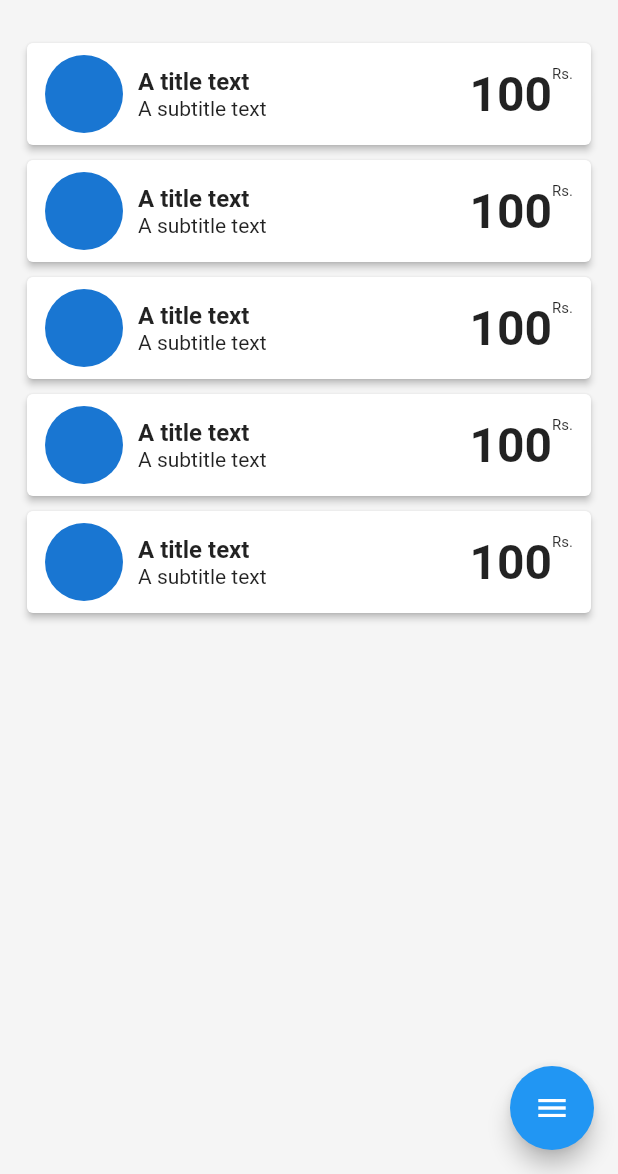
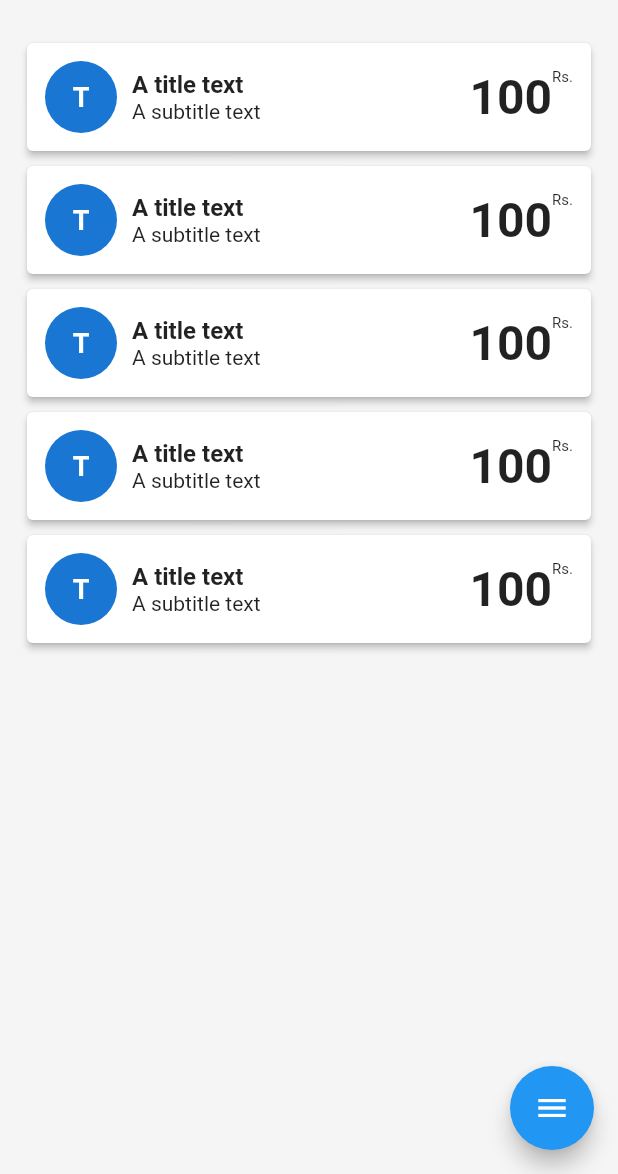
Before and after one commit to ankit7927/udhar, a Flutter app: the screen it shows after launch, on a phone screen of 412 x 824 dp, the part 62-1236 px from its top. Run offline on Flutter 3.47's test engine with Material 2 defaults, Android fonts, the phone set to English and light mode, and no system bars; drawn by our look-alikes of flutter_expandable_fab; Roboto replaces fonts that are missing (inter).

Commit message:
added text dp component for None image entry

```diff
--- a/lib/components/home_customer_card.dart
+++ b/lib/components/home_customer_card.dart
@@ -1,5 +1,6 @@
 import 'package:flutter/material.dart';
 import 'package:udhar/pages/customer.dart';
+import 'package:udhar/components/text_dp.dart';
 
 class HomeCustomerCard extends StatelessWidget {
   const HomeCustomerCard({super.key});
@@ -18,13 +19,11 @@ class HomeCustomerCard extends StatelessWidget {
         elevation: 2,
         margin: const EdgeInsets.only(bottom: 10.0),
         child: Container(
-          padding: const EdgeInsets.fromLTRB(12, 8, 12, 8),
+          padding: const EdgeInsets.fromLTRB(12, 12, 12, 12),
           child: const Row(
             crossAxisAlignment: CrossAxisAlignment.center,
             children: <Widget>[
-              CircleAvatar(
-                radius: 26.0,
-              ),
+              TextDP(text: "test", radius: 24, fontSize: 18),
               SizedBox(width: 10.0),
               Expanded(
                 child: Column(
@@ -41,15 +40,14 @@ class HomeCustomerCard extends StatelessWidget {
                   ],
                 ),
               ),
-              SizedBox(width: 10.0),
+              SizedBox(width: 24.0),
               Row(
                 crossAxisAlignment: CrossAxisAlignment.start,
                 children: [
                   Text(
                     "100",
-                    style: TextStyle(
-                        fontSize: 32.0,
-                        fontWeight: FontWeight.bold),
+                    style:
+                        TextStyle(fontSize: 32.0, fontWeight: FontWeight.bold),
                   ),
                   Text(
                     "Rs.",
--- /dev/null
+++ b/lib/components/text_dp.dart
@@ -0,0 +1,23 @@
+import 'package:flutter/material.dart';
+
+class TextDP extends StatelessWidget {
+  const TextDP(
+      {super.key,
+      required this.text,
+      required this.radius,
+      required this.fontSize});
+
+  final String text;
+  final double radius, fontSize;
+
+  @override
+  Widget build(BuildContext context) {
+    return CircleAvatar(
+      radius: radius,
+      child: Text(
+        text[0].toUpperCase(),
+        style: TextStyle(fontSize: fontSize, fontWeight: FontWeight.bold),
+      ),
+    );
+  }
+}
```
